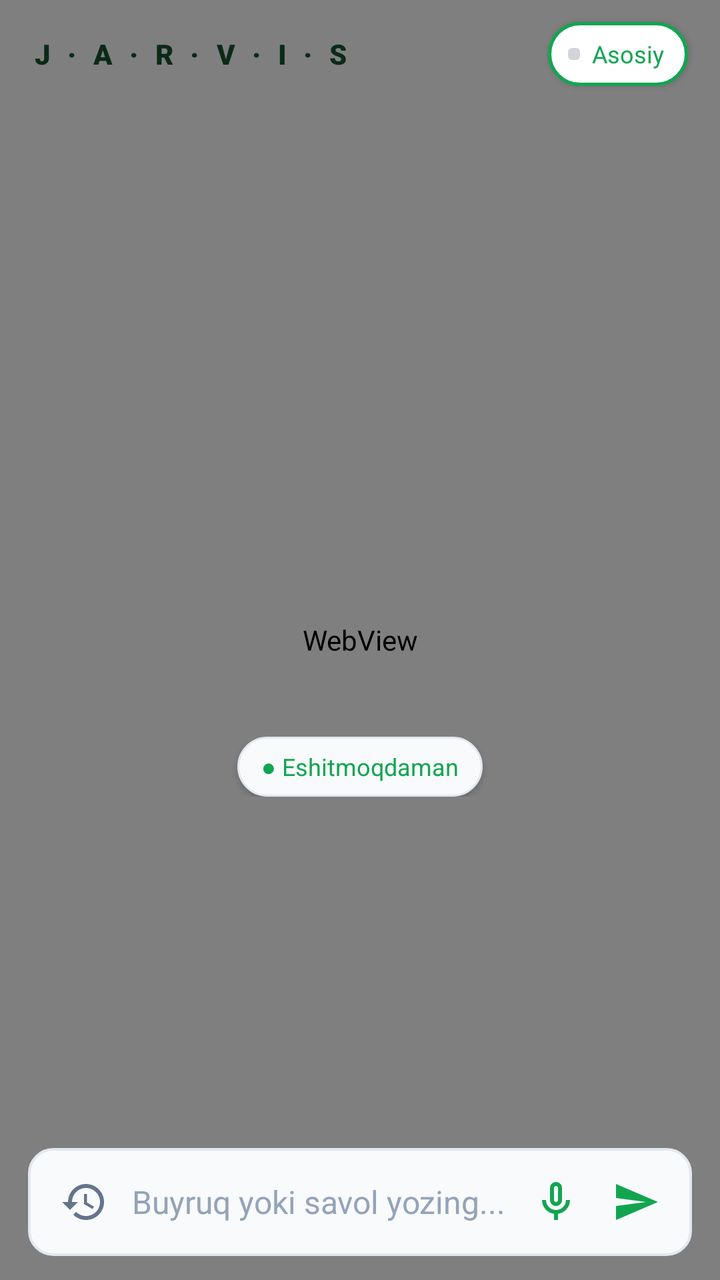
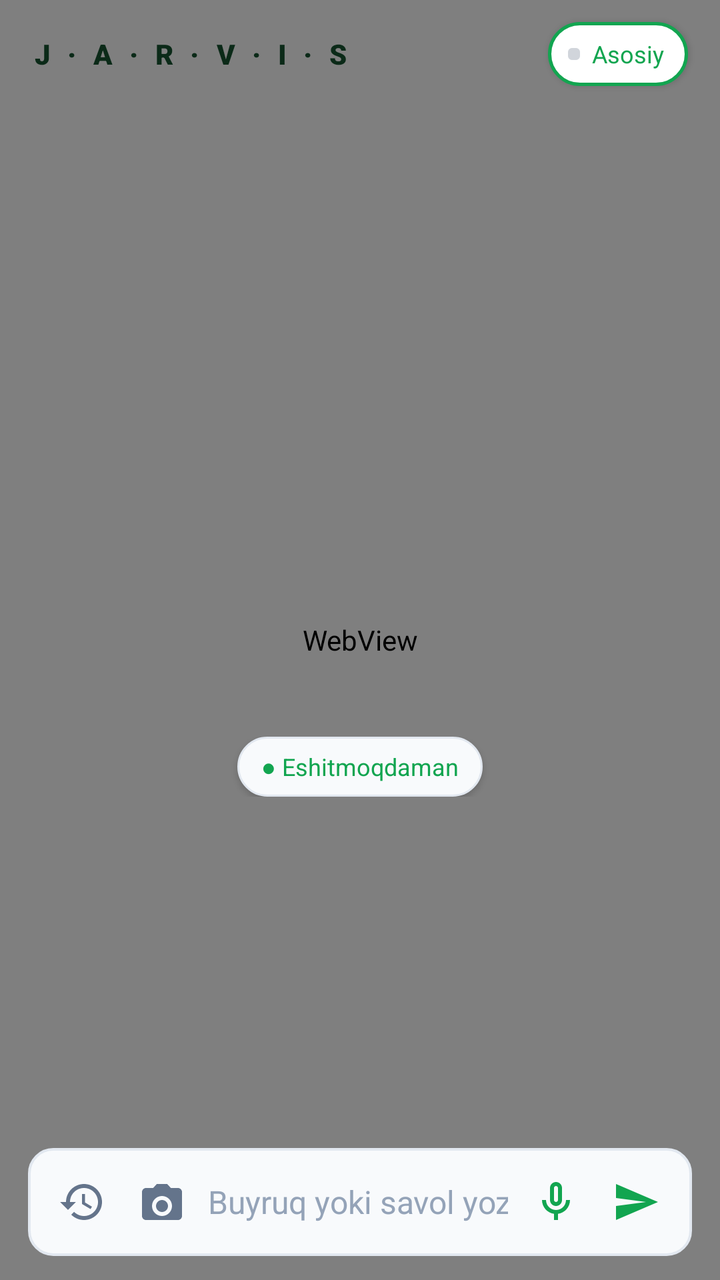

An Android layout rendered at two revisions. The XML below is the earlier revision; the diff shows what the commit changed to produce the second picture.
<!-- AndroidManifest.xml: application theme Theme.JarvisCompanion -->
<!-- res/layout/activity_main.xml -->
<?xml version="1.0" encoding="utf-8"?>
<RelativeLayout xmlns:android="http://schemas.android.com/apk/res/android"
    xmlns:app="http://schemas.android.com/apk/res-auto"
    android:id="@+id/rootContainer"
    android:layout_width="match_parent"
    android:layout_height="match_parent"
    android:background="#FFFFFF">

    
    <WebView
        android:id="@+id/webViewLivingParticle"
        android:layout_width="match_parent"
        android:layout_height="match_parent"
        android:background="#FFFFFF" />

    
    <com.jarvis.companion.ui.JarvisParticleView
        android:id="@+id/jarvisParticleView"
        android:layout_width="match_parent"
        android:layout_height="match_parent"
        android:visibility="gone" />

    
    <RelativeLayout
        android:id="@+id/topBar"
        android:layout_width="match_parent"
        android:layout_height="wrap_content"
        android:layout_alignParentTop="true"
        android:clipToPadding="false"
        android:paddingStart="16dp"
        android:paddingTop="12dp"
        android:paddingEnd="16dp"
        android:paddingBottom="10dp"
        android:visibility="visible">

        
        <TextView
            android:id="@+id/tvBrandTitle"
            android:layout_width="wrap_content"
            android:layout_height="wrap_content"
            android:layout_alignParentStart="true"
            android:layout_centerVertical="true"
            android:clickable="true"
            android:focusable="true"
            android:fontFamily="sans-serif-black"
            android:letterSpacing="0.18"
            android:singleLine="true"
            android:text="J · A · R · V · I · S"
            android:textColor="#0B2A18"
            android:textSize="14sp" />

        
        <LinearLayout
            android:id="@+id/chipDomainSelector"
            android:layout_width="wrap_content"
            android:layout_height="32dp"
            android:layout_alignParentEnd="true"
            android:layout_centerVertical="true"
            android:background="@drawable/bg_domain_chip"
            android:clickable="true"
            android:elevation="2dp"
            android:focusable="true"
            android:gravity="center_vertical"
            android:orientation="horizontal"
            android:paddingStart="10dp"
            android:paddingEnd="12dp">

            
            <View
                android:id="@+id/viewChipDot"
                android:layout_width="6dp"
                android:layout_height="6dp"
                android:background="@drawable/bg_sheet_handle" />

            
            <TextView
                android:id="@+id/tvChipTitle"
                android:layout_width="wrap_content"
                android:layout_height="wrap_content"
                android:layout_marginStart="6dp"
                android:ellipsize="end"
                android:fontFamily="sans-serif-bold"
                android:maxWidth="105dp"
                android:maxLines="1"
                android:singleLine="true"
                android:text="Asosiy"
                android:textColor="#12A550"
                android:textSize="12sp" />
        </LinearLayout>
    </RelativeLayout>

    
    <View
        android:id="@+id/orbCenterAnchor"
        android:layout_width="1dp"
        android:layout_height="1dp"
        android:layout_centerInParent="true"
        android:visibility="invisible" />

    
    <LinearLayout
        android:id="@+id/layoutCenterInfo"
        android:layout_width="match_parent"
        android:layout_height="wrap_content"
        android:layout_below="@id/orbCenterAnchor"
        android:layout_centerHorizontal="true"
        android:layout_marginStart="24dp"
        android:layout_marginEnd="24dp"
        android:layout_marginTop="48dp"
        android:gravity="center_horizontal"
        android:orientation="vertical">

        
        <TextView
            android:id="@+id/tvMicStatus"
            android:layout_width="wrap_content"
            android:layout_height="30dp"
            android:background="@drawable/bg_caption_glass"
            android:clickable="true"
            android:elevation="2dp"
            android:focusable="true"
            android:gravity="center"
            android:paddingStart="12dp"
            android:paddingEnd="12dp"
            android:text="● Eshitmoqdaman"
            android:textColor="#12A550"
            android:textSize="12sp"
            android:fontFamily="sans-serif-bold" />

        
        <TextView
            android:id="@+id/tvInputTranscript"
            android:layout_width="wrap_content"
            android:layout_height="wrap_content"
            android:layout_marginTop="6dp"
            android:ellipsize="end"
            android:fontFamily="sans-serif"
            android:gravity="center"
            android:maxLines="1"
            android:singleLine="true"
            android:text=""
            android:textColor="#64748B"
            android:textSize="12sp"
            android:visibility="gone" />

        
        <TextView
            android:id="@+id/tvJarvisCaption"
            android:layout_width="wrap_content"
            android:layout_height="wrap_content"
            android:layout_marginTop="6dp"
            android:ellipsize="end"
            android:fontFamily="sans-serif-medium"
            android:gravity="center"
            android:letterSpacing="0.01"
            android:lineSpacingExtra="2dp"
            android:maxLines="2"
            android:text=""
            android:textColor="#1E293B"
            android:textSize="15sp"
            android:visibility="gone" />
    </LinearLayout>

    
    <LinearLayout
        android:id="@+id/cardInlineMedia"
        android:layout_width="match_parent"
        android:layout_height="wrap_content"
        android:layout_above="@id/bottomBarContainer"
        android:layout_marginStart="14dp"
        android:layout_marginEnd="14dp"
        android:layout_marginBottom="10dp"
        android:background="@drawable/bg_media_player_card"
        android:elevation="8dp"
        android:orientation="vertical"
        android:padding="8dp"
        android:visibility="gone">

        
        <FrameLayout
            android:layout_width="match_parent"
            android:layout_height="195dp"
            android:background="@drawable/bg_video_player_rounded">

            <WebView
                android:id="@+id/webViewInlineVideo"
                android:layout_width="match_parent"
                android:layout_height="match_parent"
                android:background="#000000" />

            
            <LinearLayout
                android:layout_width="match_parent"
                android:layout_height="32dp"
                android:background="@drawable/bg_media_top_gradient"
                android:gravity="center_vertical"
                android:orientation="horizontal"
                android:paddingStart="10dp"
                android:paddingEnd="10dp">

                <TextView
                    android:id="@+id/tvMediaVideoTitle"
                    android:layout_width="0dp"
                    android:layout_height="wrap_content"
                    android:layout_weight="1"
                    android:ellipsize="end"
                    android:fontFamily="sans-serif-medium"
                    android:singleLine="true"
                    android:text="🎵 Hurshid Rasulov - Bo'laverdi"
                    android:textColor="#FFFFFF"
                    android:textSize="12sp" />

                <TextView
                    android:id="@+id/btnCloseInlineMedia"
                    android:layout_width="28dp"
                    android:layout_height="28dp"
                    android:background="?attr/selectableItemBackgroundBorderless"
                    android:clickable="true"
                    android:focusable="true"
                    android:gravity="center"
                    android:text="✕"
                    android:textColor="#FFFFFF"
                    android:textSize="15sp" />
            </LinearLayout>
        </FrameLayout>

        
        <RelativeLayout
            android:layout_width="match_parent"
            android:layout_height="wrap_content"
            android:layout_marginTop="8dp"
            android:paddingStart="4dp"
            android:paddingEnd="4dp">

            <ImageView
                android:id="@+id/ivMediaThumb"
                android:layout_width="44dp"
                android:layout_height="44dp"
                android:layout_alignParentStart="true"
                android:layout_centerVertical="true"
                android:background="@drawable/bg_media_thumb_rounded"
                android:padding="6dp"
                android:scaleType="centerInside"
                android:src="@drawable/ic_jarvis" />

            <LinearLayout
                android:layout_width="match_parent"
                android:layout_height="wrap_content"
                android:layout_centerVertical="true"
                android:layout_marginStart="10dp"
                android:layout_marginEnd="10dp"
                android:layout_toStartOf="@+id/btnMediaLike"
                android:layout_toEndOf="@id/ivMediaThumb"
                android:orientation="vertical">

                <TextView
                    android:id="@+id/tvMediaSongTitle"
                    android:layout_width="wrap_content"
                    android:layout_height="wrap_content"
                    android:ellipsize="end"
                    android:fontFamily="sans-serif-black"
                    android:singleLine="true"
                    android:text="Bo'laverdi"
                    android:textColor="#0F172A"
                    android:textSize="14sp" />

                <TextView
                    android:id="@+id/tvMediaArtist"
                    android:layout_width="wrap_content"
                    android:layout_height="wrap_content"
                    android:ellipsize="end"
                    android:fontFamily="sans-serif"
                    android:singleLine="true"
                    android:text="Hurshid Rasulov"
                    android:textColor="#64748B"
                    android:textSize="12sp" />
            </LinearLayout>

            <ImageView
                android:id="@+id/btnMediaLike"
                android:layout_width="32dp"
                android:layout_height="32dp"
                android:layout_alignParentEnd="true"
                android:layout_centerVertical="true"
                android:background="?attr/selectableItemBackgroundBorderless"
                android:clickable="true"
                android:focusable="true"
                android:padding="4dp"
                android:src="@drawable/ic_heart_outline" />
        </RelativeLayout>

        
        <LinearLayout
            android:layout_width="match_parent"
            android:layout_height="wrap_content"
            android:layout_marginTop="6dp"
            android:layout_marginBottom="4dp"
            android:gravity="center"
            android:orientation="horizontal">

            <ImageButton
                android:id="@+id/btnMediaPrev"
                android:layout_width="40dp"
                android:layout_height="40dp"
                android:background="@drawable/bg_media_round_btn"
                android:contentDescription="Oldingi"
                android:scaleType="centerInside"
                android:src="@drawable/ic_media_prev" />

            <ImageButton
                android:id="@+id/btnMediaPlayPause"
                android:layout_width="54dp"
                android:layout_height="54dp"
                android:layout_marginStart="24dp"
                android:layout_marginEnd="24dp"
                android:background="@drawable/bg_media_play_btn"
                android:contentDescription="Ijro / To'xtatish"
                android:scaleType="centerInside"
                android:src="@drawable/ic_media_pause" />

            <ImageButton
                android:id="@+id/btnMediaNext"
                android:layout_width="40dp"
                android:layout_height="40dp"
                android:background="@drawable/bg_media_round_btn"
                android:contentDescription="Keyingi"
                android:scaleType="centerInside"
                android:src="@drawable/ic_media_next" />
        </LinearLayout>
    </LinearLayout>

    
    <LinearLayout
        android:id="@+id/bottomBarContainer"
        android:layout_width="match_parent"
        android:layout_height="54dp"
        android:layout_alignParentBottom="true"
        android:layout_marginStart="14dp"
        android:layout_marginEnd="14dp"
        android:layout_marginBottom="12dp"
        android:background="@drawable/bg_sheet_search"
        android:gravity="center_vertical"
        android:orientation="horizontal"
        android:paddingStart="8dp"
        android:paddingEnd="8dp"
        android:visibility="visible">

        
        <ImageButton
            android:id="@+id/btnChatHistory"
            android:layout_width="40dp"
            android:layout_height="40dp"
            android:background="?attr/selectableItemBackgroundBorderless"
            android:contentDescription="Suhbat tarixi"
            android:scaleType="centerInside"
            app:srcCompat="@drawable/ic_history"
            app:tint="#64748B" />

        <EditText
            android:id="@+id/etCommandInput"
            android:layout_width="0dp"
            android:layout_height="match_parent"
            android:layout_weight="1"
            android:layout_marginStart="4dp"
            android:layout_marginEnd="4dp"
            android:background="@null"
            android:hint="Buyruq yoki savol yozing..."
            android:imeOptions="actionSend"
            android:inputType="textCapSentences"
            android:textColor="#0B2A18"
            android:textColorHint="#94A3B8"
            android:textSize="16sp" />

        
        <ImageButton
            android:id="@+id/btnToggleMic"
            android:layout_width="40dp"
            android:layout_height="40dp"
            android:background="?attr/selectableItemBackgroundBorderless"
            android:contentDescription="Mikrofon"
            android:scaleType="centerInside"
            app:srcCompat="@drawable/ic_mic"
            app:tint="#12A550" />

        
        <ImageButton
            android:id="@+id/btnSendCommand"
            android:layout_width="40dp"
            android:layout_height="40dp"
            android:background="?attr/selectableItemBackgroundBorderless"
            android:contentDescription="Jo'natish"
            android:scaleType="centerInside"
            app:srcCompat="@drawable/ic_send"
            app:tint="#12A550" />
    </LinearLayout>

    
    <ImageButton
        android:id="@+id/btnFloatingKeyboard"
        android:layout_width="44dp"
        android:layout_height="44dp"
        android:layout_alignParentEnd="true"
        android:layout_alignParentBottom="true"
        android:layout_marginEnd="16dp"
        android:layout_marginBottom="16dp"
        android:background="@drawable/bg_caption_glass"
        android:contentDescription="Klaviaturani ochish"
        android:elevation="4dp"
        android:scaleType="centerInside"
        android:visibility="gone"
        app:srcCompat="@drawable/ic_keyboard"
        app:tint="#12A550" />

    
    <RelativeLayout
        android:id="@+id/containerWebView"
        android:layout_width="match_parent"
        android:layout_height="match_parent"
        android:background="#FFFFFF"
        android:clickable="true"
        android:focusable="true"
        android:visibility="gone">

        <RelativeLayout
            android:id="@+id/headerWebView"
            android:layout_width="match_parent"
            android:layout_height="56dp"
            android:background="#F8FAFC"
            android:paddingStart="16dp"
            android:paddingEnd="16dp">

            <TextView
                android:id="@+id/tvWebTitle"
                android:layout_width="wrap_content"
                android:layout_height="wrap_content"
                android:layout_alignParentStart="true"
                android:layout_centerVertical="true"
                android:fontFamily="sans-serif-bold"
                android:text="Qur'on Ustozi"
                android:textColor="#0B2A18"
                android:textSize="16sp" />

            <LinearLayout
                android:layout_width="wrap_content"
                android:layout_height="wrap_content"
                android:layout_alignParentEnd="true"
                android:layout_centerVertical="true"
                android:orientation="horizontal">

                <TextView
                    android:id="@+id/btnOpenExternalBrowser"
                    android:layout_width="wrap_content"
                    android:layout_height="wrap_content"
                    android:padding="8dp"
                    android:text="Brauzerda ochish"
                    android:textColor="#12A550"
                    android:textSize="12sp" />

                <TextView
                    android:id="@+id/btnCloseWebView"
                    android:layout_width="wrap_content"
                    android:layout_height="wrap_content"
                    android:layout_marginStart="8dp"
                    android:padding="8dp"
                    android:text="Yopish ✕"
                    android:textColor="#64748B"
                    android:textSize="12sp" />
            </LinearLayout>
        </RelativeLayout>

        <WebView
            android:id="@+id/webViewDashboard"
            android:layout_width="match_parent"
            android:layout_height="match_parent"
            android:layout_below="@id/headerWebView" />
    </RelativeLayout>

</RelativeLayout>
<!-- resources referenced by this layout -->
<resources>
  <!-- drawable bg_caption_glass (drawable) -->
  <?xml version="1.0" encoding="utf-8"?>
  <shape xmlns:android="http://schemas.android.com/apk/res/android"
      android:shape="rectangle">
      <solid android:color="#F8FAFC" />
      <stroke
          android:width="1dp"
          android:color="#E2E8F0" />
      <corners android:radius="24dp" />
  </shape>
  <!-- drawable bg_media_play_btn (drawable) -->
  <?xml version="1.0" encoding="utf-8"?>
  <shape xmlns:android="http://schemas.android.com/apk/res/android"
      android:shape="oval">
      <solid android:color="#12A550" />
      <size
          android:width="56dp"
          android:height="56dp" />
  </shape>
  <!-- drawable bg_media_round_btn (drawable) -->
  <?xml version="1.0" encoding="utf-8"?>
  <shape xmlns:android="http://schemas.android.com/apk/res/android"
      android:shape="oval">
      <solid android:color="#F1F5F9" />
      <size
          android:width="40dp"
          android:height="40dp" />
  </shape>
  <!-- drawable bg_media_thumb_rounded (drawable) -->
  <?xml version="1.0" encoding="utf-8"?>
  <shape xmlns:android="http://schemas.android.com/apk/res/android"
      android:shape="rectangle">
      <corners android:radius="10dp" />
      <solid android:color="#0F172A" />
  </shape>
  <!-- drawable bg_sheet_handle (drawable) -->
  <?xml version="1.0" encoding="utf-8"?>
  <shape xmlns:android="http://schemas.android.com/apk/res/android"
      android:shape="rectangle">
      <solid android:color="#D1D5DB" />
      <corners android:radius="2dp" />
  </shape>
  <!-- drawable bg_video_player_rounded (drawable) -->
  <?xml version="1.0" encoding="utf-8"?>
  <shape xmlns:android="http://schemas.android.com/apk/res/android"
      android:shape="rectangle">
      <corners android:radius="16dp" />
      <solid android:color="#000000" />
  </shape>
  <!-- drawable ic_media_next (drawable) -->
  <vector xmlns:android="http://schemas.android.com/apk/res/android"
      android:width="24dp"
      android:height="24dp"
      android:viewportWidth="24"
      android:viewportHeight="24">
    <path
        android:fillColor="#FF475569"
        android:pathData="M6,18l8.5,-6L6,6v12zM16,6v12h2V6h-2z"/>
  </vector>
  <!-- drawable ic_media_pause (drawable) -->
  <vector xmlns:android="http://schemas.android.com/apk/res/android"
      android:width="24dp"
      android:height="24dp"
      android:viewportWidth="24"
      android:viewportHeight="24">
    <path
        android:fillColor="#FFFFFFFF"
        android:pathData="M6,19h4V5H6v14zm8,-14v14h4V5h-4z"/>
  </vector>
  <!-- drawable ic_media_prev (drawable) -->
  <vector xmlns:android="http://schemas.android.com/apk/res/android"
      android:width="24dp"
      android:height="24dp"
      android:viewportWidth="24"
      android:viewportHeight="24">
    <path
        android:fillColor="#FF475569"
        android:pathData="M6,6h2v12H6zm3.5,6l8.5,6V6z"/>
  </vector>
  <!-- drawable ic_send (drawable) -->
  <vector xmlns:android="http://schemas.android.com/apk/res/android"
      android:width="24dp"
      android:height="24dp"
      android:viewportWidth="24"
      android:viewportHeight="24">
    <path
        android:fillColor="#FFFFFF"
        android:pathData="M2.01,21L23,12 2.01,3 2,10l15,2 -15,2z"/>
  </vector>
  <color name="jarvis_cyan">#00E5FF</color>
  <color name="jarvis_dark_cyan">#00838F</color>
  <color name="jarvis_accent">#10B981</color>
  <color name="jarvis_bg">#070A12</color>
  <!-- unchanged entries left out for length: 10 -->
</resources>

<!-- the commit's change to res/layout/activity_main.xml (unified diff, before → after) -->
@@ -348,12 +348,24 @@
         
         <ImageButton
             android:id="@+id/btnChatHistory"
-            android:layout_width="40dp"
-            android:layout_height="40dp"
+            android:layout_width="38dp"
+            android:layout_height="38dp"
             android:background="?attr/selectableItemBackgroundBorderless"
             android:contentDescription="Suhbat tarixi"
             android:scaleType="centerInside"
             app:srcCompat="@drawable/ic_history"
+            app:tint="#64748B" />
+
+        
+        <ImageButton
+            android:id="@+id/btnAttachDocument"
+            android:layout_width="38dp"
+            android:layout_height="38dp"
+            android:layout_marginStart="2dp"
+            android:background="?attr/selectableItemBackgroundBorderless"
+            android:contentDescription="Hujjatni tahlil qilish uchun rasm olish"
+            android:scaleType="centerInside"
+            app:srcCompat="@drawable/ic_camera"
             app:tint="#64748B" />
 
         <EditText
<!-- resource entries referenced after the edit -->
@@ -49,6 +49,16 @@
       <corners android:radius="16dp" />
       <solid android:color="#000000" />
   </shape>
+  <!-- drawable ic_camera (drawable) -->
+  <vector xmlns:android="http://schemas.android.com/apk/res/android"
+      android:width="24dp"
+      android:height="24dp"
+      android:viewportWidth="24"
+      android:viewportHeight="24">
+    <path
+        android:fillColor="#FF000000"
+        android:pathData="M9.4,3L7.56,5H4c-1.1,0 -2,0.9 -2,2v12c0,1.1 0.9,2 2,2h16c1.1,0 2,-0.9 2,-2V7c0,-1.1 -0.9,-2 -2,-2h-3.56L14.6,3h-5.2zM12,19c-2.76,0 -5,-2.24 -5,-5s2.24,-5 5,-5 5,2.24 5,5 -2.24,5 -5,5zm0,-8c-1.66,0 -3,1.34 -3,3s1.34,3 3,3 3,-1.34 3,-3 -1.34,-3 -3,-3z"/>
+  </vector>
   <!-- drawable ic_media_next (drawable) -->
   <vector xmlns:android="http://schemas.android.com/apk/res/android"
       android:width="24dp"
